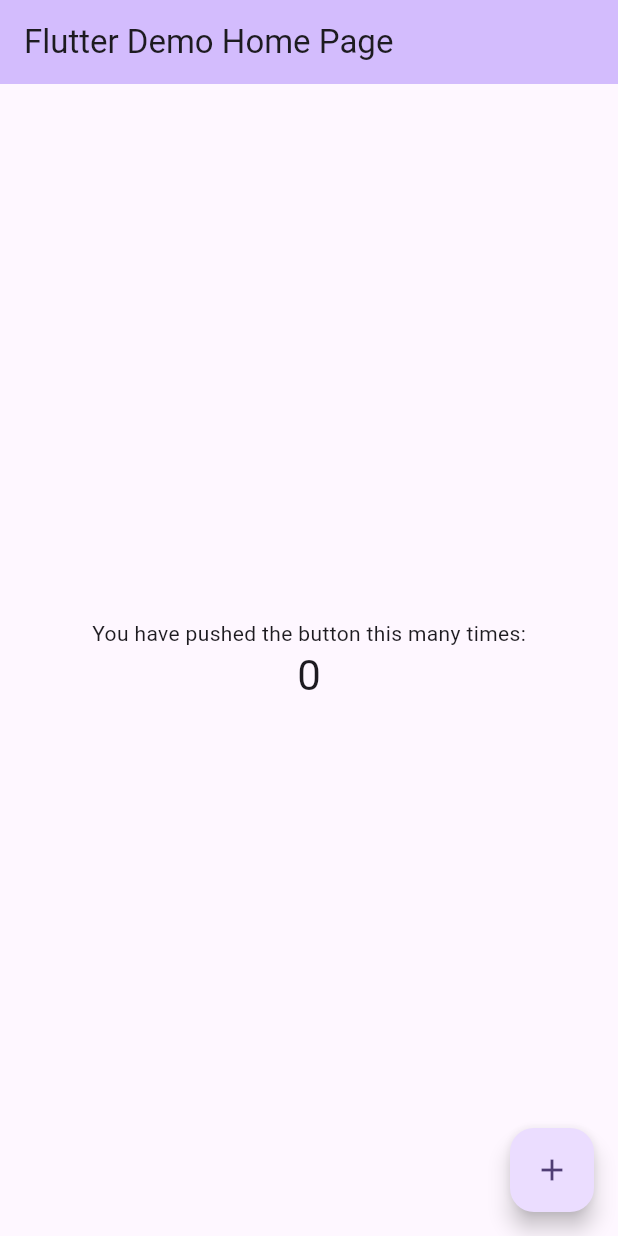
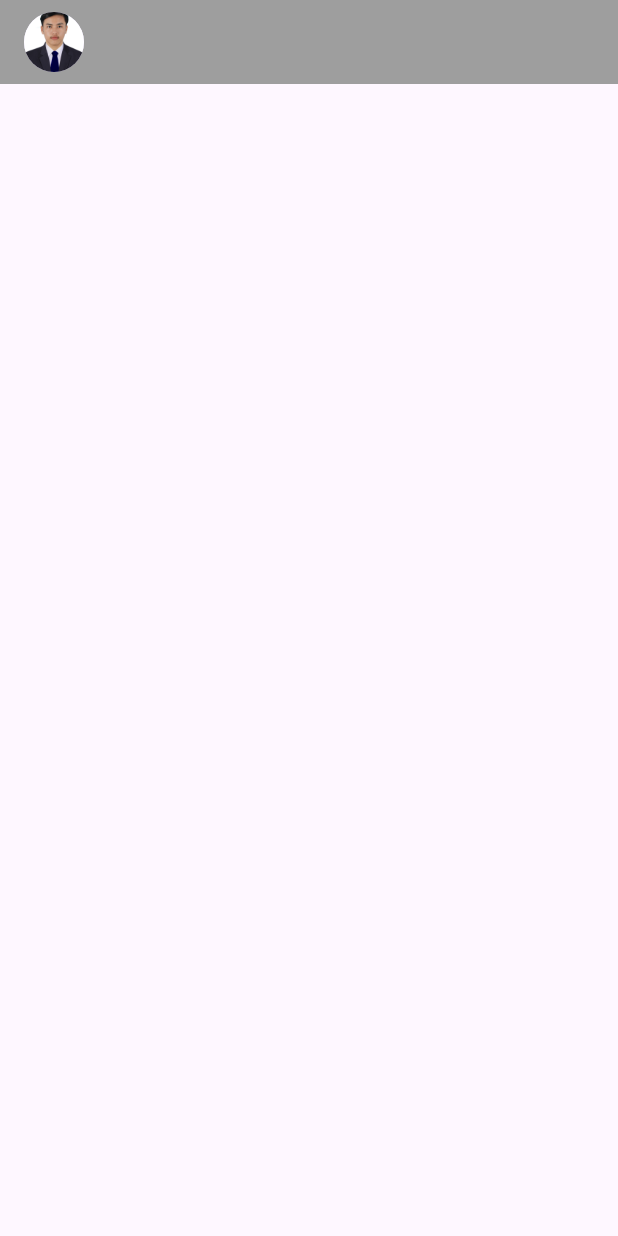
Before and after one commit to GitheTrunk/courtBook, a Flutter app: the screen it shows after launch, on a phone screen of 412 x 824 dp. Run offline on Flutter 3.47's test engine with Material 3 defaults, Android fonts, the light colour scheme and no system bars.

Commit message:
design AppBar

```diff
--- a/lib/main.dart
+++ b/lib/main.dart
@@ -1,67 +1,6 @@
+import 'package:courtbook/screens/home/home_screen.dart';
 import 'package:flutter/material.dart';
 
 void main() {
-  runApp(const MyApp());
+  runApp(CourtBook());
 }
-
-class MyApp extends StatelessWidget {
-  const MyApp({super.key});
-
-  @override
-  Widget build(BuildContext context) {
-    return MaterialApp(
-      title: 'Flutter Demo',
-      theme: ThemeData(
-        colorScheme: ColorScheme.fromSeed(seedColor: Colors.deepPurple),
-      ),
-      home: const MyHomePage(title: 'Flutter Demo Home Page'),
-    );
-  }
-}
-
-class MyHomePage extends StatefulWidget {
-  const MyHomePage({super.key, required this.title});
-
-  final String title;
-
-  @override
-  State<MyHomePage> createState() => _MyHomePageState();
-}
-
-class _MyHomePageState extends State<MyHomePage> {
-  int _counter = 0;
-
-  void _incrementCounter() {
-    setState(() {
-      _counter++;
-    });
-  }
-
-  @override
-  Widget build(BuildContext context) {
-    return Scaffold(
-      appBar: AppBar(
-        backgroundColor: Theme.of(context).colorScheme.inversePrimary,
-
-        title: Text(widget.title),
-      ),
-      body: Center(
-        child: Column(
-          mainAxisAlignment: MainAxisAlignment.center,
-          children: <Widget>[
-            const Text('You have pushed the button this many times:'),
-            Text(
-              '$_counter',
-              style: Theme.of(context).textTheme.headlineMedium,
-            ),
-          ],
-        ),
-      ),
-      floatingActionButton: FloatingActionButton(
-        onPressed: _incrementCounter,
-        tooltip: 'Increment',
-        child: const Icon(Icons.add),
-      ),
-    );
-  }
-}
--- /dev/null
+++ b/lib/screens/home/home_screen.dart
@@ -0,0 +1,43 @@
+import 'package:flutter/material.dart';
+
+class CourtBook extends StatelessWidget {
+  const CourtBook({super.key});
+
+  @override
+  Widget build(BuildContext context) {
+    return MaterialApp(
+      debugShowCheckedModeBanner: false,
+      title: 'CourtBookApp',
+      theme: ThemeData(primarySwatch: Colors.blue),
+      home: const HomeScreen(),
+    );
+  }
+}
+
+class HomeScreen extends StatefulWidget {
+  const HomeScreen({super.key});
+
+  @override
+  State<HomeScreen> createState() => _HomeScreenState();
+}
+
+class _HomeScreenState extends State<HomeScreen> {
+  @override
+  Widget build(BuildContext context) {
+    return Scaffold(appBar: _appBar, body: Container());
+  }
+}
+
+get _appBar => AppBar(
+  backgroundColor: Colors.grey,
+  title: Row(
+    mainAxisAlignment: MainAxisAlignment.spaceBetween,
+    children: [
+      CircleAvatar(
+        radius: 20,
+        backgroundImage: AssetImage('assets/images/pf.jpg'),
+      ),
+    ],
+  ),
+  centerTitle: true,
+);
```
Also changed, not shown: pubspec.yaml (+4 -3 lines), assets/images/pf.jpg (added).
